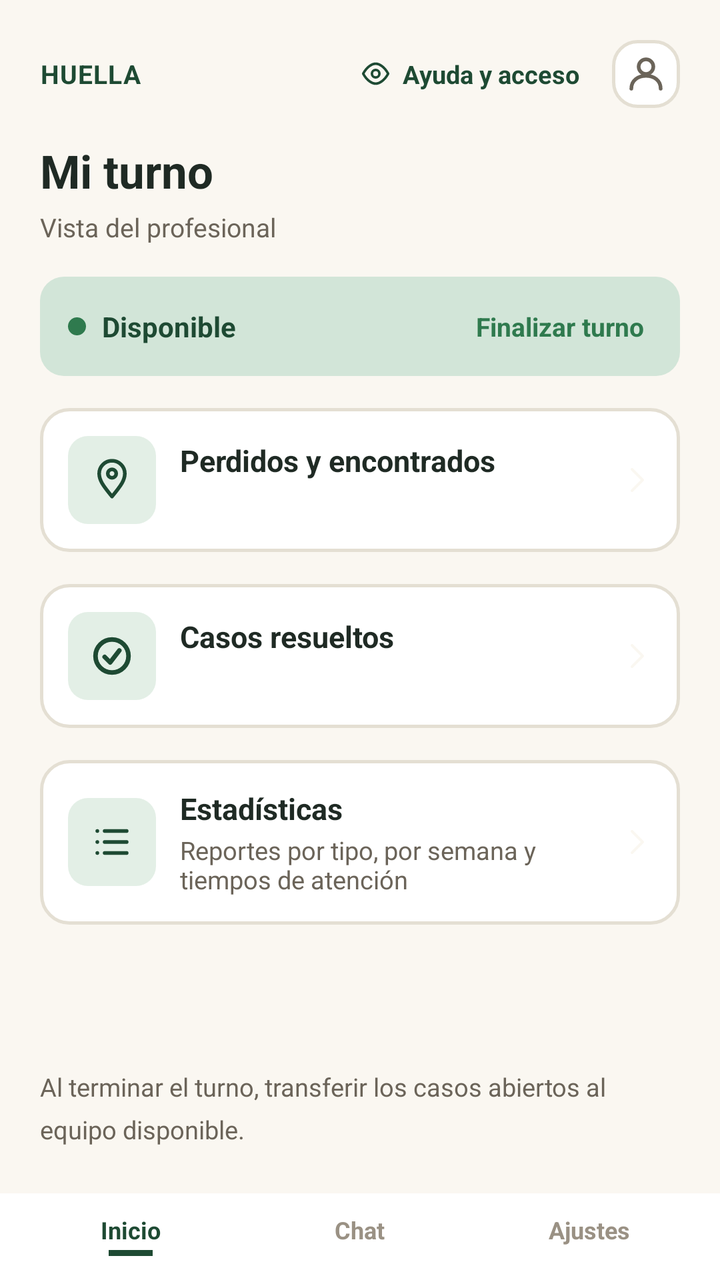
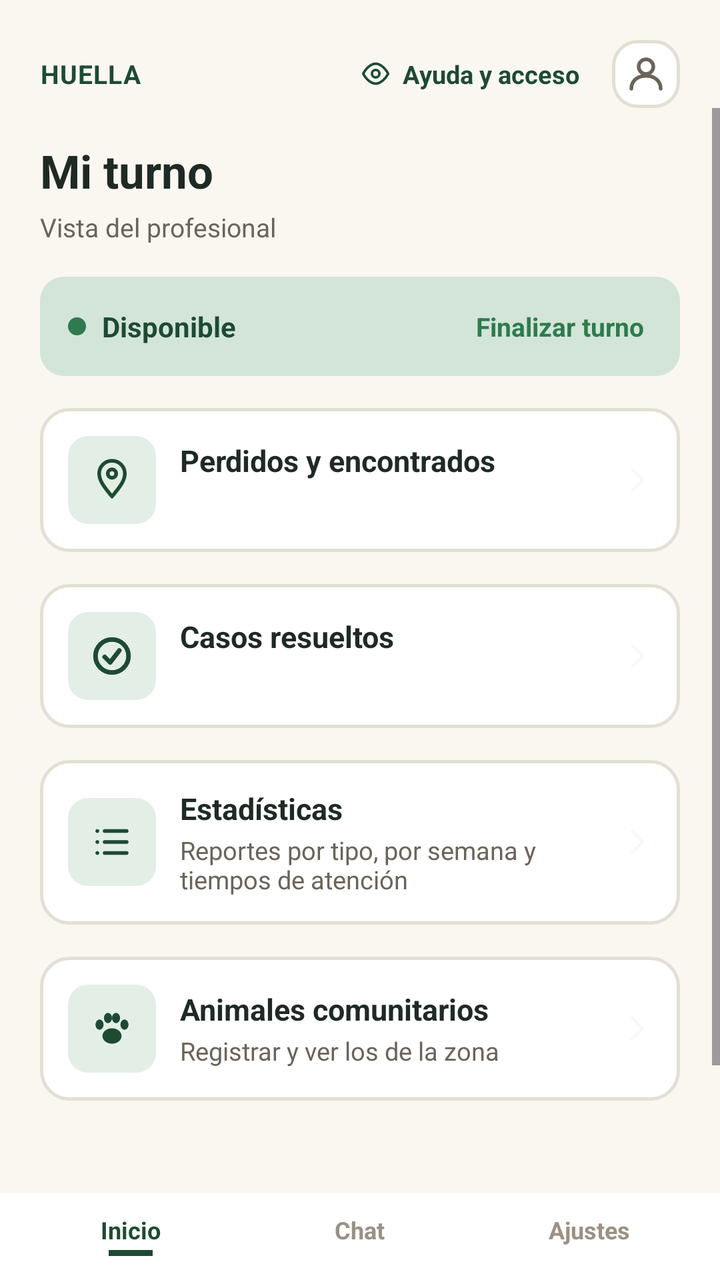

Compare the two renders of this Android layout. The source of the first and the diff that turns it into the second are given below.
<!-- AndroidManifest.xml: application theme Theme.HUELLASEGURA -->
<!-- res/layout/activity_bandeja_profesional.xml -->
<?xml version="1.0" encoding="utf-8"?>
<LinearLayout xmlns:android="http://schemas.android.com/apk/res/android"
    xmlns:app="http://schemas.android.com/apk/res-auto"
    android:id="@+id/root"
    android:layout_width="match_parent"
    android:layout_height="match_parent"
    android:background="@color/surface_background"
    android:orientation="vertical">

    <LinearLayout
        android:layout_width="match_parent"
        android:layout_height="wrap_content"
        android:gravity="center_vertical"
        android:orientation="horizontal"
        android:paddingStart="20dp"
        android:paddingTop="20dp"
        android:paddingEnd="20dp">

        <TextView
            android:layout_width="0dp"
            android:layout_height="wrap_content"
            android:layout_weight="1"
            android:letterSpacing="0.03"
            android:text="@string/report_brand_wordmark"
            android:textColor="@color/brand_dark"
            android:textSize="13sp"
            android:textStyle="bold" />

        <LinearLayout
            android:id="@+id/btnHelpAccess"
            android:layout_width="wrap_content"
            android:layout_height="wrap_content"
            android:layout_marginEnd="10dp"
            android:clickable="true"
            android:focusable="true"
            android:gravity="center_vertical"
            android:orientation="horizontal"
            android:padding="6dp">

            <ImageView
                android:layout_width="15dp"
                android:layout_height="15dp"
                android:contentDescription="@null"
                android:src="@drawable/ic_eye_outline" />

            <TextView
                android:layout_width="wrap_content"
                android:layout_height="wrap_content"
                android:layout_marginStart="6dp"
                android:text="@string/report_help_access"
                android:textColor="@color/brand_dark"
                android:textSize="12.5sp"
                android:textStyle="bold" />
        </LinearLayout>

        <ImageButton
            android:id="@+id/btnProfile"
            android:layout_width="34dp"
            android:layout_height="34dp"
            android:background="@drawable/bg_icon_button"
            android:contentDescription="@string/profile_button"
            android:padding="7dp"
            android:src="@drawable/ic_profile" />
    </LinearLayout>

    <ScrollView
        android:id="@+id/scrollCases"
        android:layout_width="match_parent"
        android:layout_height="0dp"
        android:layout_weight="1"
        android:fillViewport="true">

        <LinearLayout
            android:layout_width="match_parent"
            android:layout_height="wrap_content"
            android:orientation="vertical"
            android:paddingStart="20dp"
            android:paddingTop="16dp"
            android:paddingEnd="20dp"
            android:paddingBottom="8dp">

            <TextView
                android:layout_width="wrap_content"
                android:layout_height="wrap_content"
                android:text="@string/professional_shift_title"
                android:textColor="@color/text_primary"
                android:textSize="23sp"
                android:textStyle="bold" />

            <TextView
                android:layout_width="wrap_content"
                android:layout_height="wrap_content"
                android:layout_marginTop="4dp"
                android:layout_marginBottom="16dp"
                android:text="@string/professional_shift_subtitle"
                android:textColor="@color/text_secondary"
                android:textSize="13sp" />

            <LinearLayout
                android:id="@+id/cardShiftStatus"
                android:layout_width="match_parent"
                android:layout_height="wrap_content"
                android:layout_marginBottom="16dp"
                android:background="@drawable/bg_shift_status"
                android:gravity="center_vertical"
                android:orientation="horizontal"
                android:paddingStart="14dp"
                android:paddingTop="12dp"
                android:paddingEnd="14dp"
                android:paddingBottom="12dp">

                <View
                    android:id="@+id/dotStatus"
                    android:layout_width="9dp"
                    android:layout_height="9dp"
                    android:background="@drawable/shape_dot_active" />

                <TextView
                    android:id="@+id/tvStatus"
                    android:layout_width="0dp"
                    android:layout_height="wrap_content"
                    android:layout_marginStart="8dp"
                    android:layout_weight="1"
                    android:text="@string/professional_status_available"
                    android:textColor="@color/brand_dark"
                    android:textSize="14sp"
                    android:textStyle="bold" />

                <TextView
                    android:id="@+id/tvToggleShift"
                    android:layout_width="wrap_content"
                    android:layout_height="wrap_content"
                    android:background="?attr/selectableItemBackgroundBorderless"
                    android:padding="4dp"
                    android:text="@string/professional_end_shift"
                    android:textColor="@color/accent_green"
                    android:textSize="13sp"
                    android:textStyle="bold" />
            </LinearLayout>

            <LinearLayout
                android:id="@+id/cardPerdidos"
                android:layout_width="match_parent"
                android:layout_height="wrap_content"
                android:layout_marginBottom="16dp"
                android:background="@drawable/bg_card"
                android:clickable="true"
                android:focusable="true"
                android:foreground="?attr/selectableItemBackground"
                android:gravity="center_vertical"
                android:orientation="horizontal"
                android:padding="14dp">

                <FrameLayout
                    android:layout_width="44dp"
                    android:layout_height="44dp"
                    android:background="@drawable/bg_icon_soft">

                    <ImageView
                        android:layout_width="22dp"
                        android:layout_height="22dp"
                        android:layout_gravity="center"
                        android:contentDescription="@null"
                        android:src="@drawable/ic_location_pin" />
                </FrameLayout>

                <LinearLayout
                    android:layout_width="0dp"
                    android:layout_height="wrap_content"
                    android:layout_marginStart="12dp"
                    android:layout_weight="1"
                    android:orientation="vertical">

                    <TextView
                        android:layout_width="wrap_content"
                        android:layout_height="wrap_content"
                        android:text="@string/perdidos_inbox_title"
                        android:textColor="@color/text_primary"
                        android:textSize="15sp"
                        android:textStyle="bold" />

                    <TextView
                        android:id="@+id/tvPerdidosCount"
                        android:layout_width="wrap_content"
                        android:layout_height="wrap_content"
                        android:layout_marginTop="2dp"
                        android:textColor="@color/text_secondary"
                        android:textSize="12.5sp" />
                </LinearLayout>

                <View
                    android:id="@+id/dotPerdidos"
                    android:layout_width="10dp"
                    android:layout_height="10dp"
                    android:background="@drawable/shape_dot_active"
                    android:visibility="invisible" />

                <ImageView
                    android:layout_width="16dp"
                    android:layout_height="16dp"
                    android:layout_marginStart="8dp"
                    android:contentDescription="@null"
                    android:rotation="180"
                    android:src="@drawable/ic_arrow_back" />
            </LinearLayout>

            <LinearLayout
                android:id="@+id/cardResueltos"
                android:layout_width="match_parent"
                android:layout_height="wrap_content"
                android:layout_marginBottom="16dp"
                android:background="@drawable/bg_card"
                android:clickable="true"
                android:focusable="true"
                android:foreground="?attr/selectableItemBackground"
                android:gravity="center_vertical"
                android:orientation="horizontal"
                android:padding="14dp">

                <FrameLayout
                    android:layout_width="44dp"
                    android:layout_height="44dp"
                    android:background="@drawable/bg_icon_soft">

                    <ImageView
                        android:layout_width="22dp"
                        android:layout_height="22dp"
                        android:layout_gravity="center"
                        android:contentDescription="@null"
                        android:src="@drawable/ic_check_circle_dark" />
                </FrameLayout>

                <LinearLayout
                    android:layout_width="0dp"
                    android:layout_height="wrap_content"
                    android:layout_marginStart="12dp"
                    android:layout_weight="1"
                    android:orientation="vertical">

                    <TextView
                        android:layout_width="wrap_content"
                        android:layout_height="wrap_content"
                        android:text="@string/resolved_inbox_title"
                        android:textColor="@color/text_primary"
                        android:textSize="15sp"
                        android:textStyle="bold" />

                    <TextView
                        android:id="@+id/tvResueltosCount"
                        android:layout_width="wrap_content"
                        android:layout_height="wrap_content"
                        android:layout_marginTop="2dp"
                        android:textColor="@color/text_secondary"
                        android:textSize="12.5sp" />
                </LinearLayout>

                <ImageView
                    android:layout_width="16dp"
                    android:layout_height="16dp"
                    android:layout_marginStart="8dp"
                    android:contentDescription="@null"
                    android:rotation="180"
                    android:src="@drawable/ic_arrow_back" />
            </LinearLayout>

            <LinearLayout
                android:id="@+id/cardEstadisticas"
                android:layout_width="match_parent"
                android:layout_height="wrap_content"
                android:layout_marginBottom="16dp"
                android:background="@drawable/bg_card"
                android:clickable="true"
                android:focusable="true"
                android:foreground="?attr/selectableItemBackground"
                android:gravity="center_vertical"
                android:orientation="horizontal"
                android:padding="14dp">

                <FrameLayout
                    android:layout_width="44dp"
                    android:layout_height="44dp"
                    android:background="@drawable/bg_icon_soft">

                    <ImageView
                        android:layout_width="22dp"
                        android:layout_height="22dp"
                        android:layout_gravity="center"
                        android:contentDescription="@null"
                        android:src="@drawable/ic_list_reports" />
                </FrameLayout>

                <LinearLayout
                    android:layout_width="0dp"
                    android:layout_height="wrap_content"
                    android:layout_marginStart="12dp"
                    android:layout_weight="1"
                    android:orientation="vertical">

                    <TextView
                        android:layout_width="wrap_content"
                        android:layout_height="wrap_content"
                        android:text="@string/stats_inbox_title"
                        android:textColor="@color/text_primary"
                        android:textSize="15sp"
                        android:textStyle="bold" />

                    <TextView
                        android:layout_width="wrap_content"
                        android:layout_height="wrap_content"
                        android:layout_marginTop="2dp"
                        android:text="@string/stats_inbox_subtitle"
                        android:textColor="@color/text_secondary"
                        android:textSize="12.5sp" />
                </LinearLayout>

                <ImageView
                    android:layout_width="16dp"
                    android:layout_height="16dp"
                    android:layout_marginStart="8dp"
                    android:contentDescription="@null"
                    android:rotation="180"
                    android:src="@drawable/ic_arrow_back" />
            </LinearLayout>

            <LinearLayout
                android:layout_width="match_parent"
                android:layout_height="wrap_content"
                android:layout_marginBottom="16dp"
                android:orientation="horizontal">

                <TextView
                    android:id="@+id/tvCountPending"
                    android:layout_width="wrap_content"
                    android:layout_height="wrap_content"
                    android:layout_marginEnd="18dp"
                    android:textColor="@color/text_primary"
                    android:textSize="15sp"
                    android:textStyle="bold" />

                <TextView
                    android:id="@+id/tvCountAttending"
                    android:layout_width="wrap_content"
                    android:layout_height="wrap_content"
                    android:textColor="@color/text_primary"
                    android:textSize="15sp"
                    android:textStyle="bold" />
            </LinearLayout>

            <include
                android:id="@+id/speciesFilter"
                layout="@layout/view_species_filter"
                android:layout_width="match_parent"
                android:layout_height="wrap_content"
                android:layout_marginBottom="12dp" />

            <LinearLayout
                android:id="@+id/casesContainer"
                android:layout_width="match_parent"
                android:layout_height="wrap_content"
                android:layout_marginBottom="8dp"
                android:orientation="vertical" />

            <TextView
                android:layout_width="match_parent"
                android:layout_height="wrap_content"
                android:lineSpacingMultiplier="1.4"
                android:text="@string/professional_footer_note"
                android:textColor="@color/text_secondary"
                android:textSize="12.5sp" />
        </LinearLayout>
    </ScrollView>

    <LinearLayout
        android:layout_width="match_parent"
        android:layout_height="wrap_content"
        android:background="@android:color/white"
        android:orientation="horizontal"
        android:paddingStart="8dp"
        android:paddingTop="10dp"
        android:paddingEnd="8dp"
        android:paddingBottom="12dp">

        <LinearLayout
            android:id="@+id/tabInicio"
            android:layout_width="0dp"
            android:layout_height="wrap_content"
            android:layout_weight="1"
            android:gravity="center"
            android:orientation="vertical">

            <TextView
                android:layout_width="wrap_content"
                android:layout_height="wrap_content"
                android:text="@string/nav_home"
                android:textColor="@color/brand_dark"
                android:textSize="12sp"
                android:textStyle="bold" />

            <View
                android:layout_width="22dp"
                android:layout_height="3dp"
                android:layout_marginTop="2dp"
                android:background="@color/brand_dark" />
        </LinearLayout>


        <LinearLayout
            android:id="@+id/tabChat"
            android:layout_width="0dp"
            android:layout_height="wrap_content"
            android:layout_weight="1"
            android:gravity="center"
            android:orientation="vertical">

            <TextView
                android:layout_width="wrap_content"
                android:layout_height="wrap_content"
                android:text="@string/nav_chat"
                android:textColor="@color/field_placeholder"
                android:textSize="12sp"
                android:textStyle="bold" />

            <View
                android:layout_width="22dp"
                android:layout_height="3dp"
                android:layout_marginTop="2dp"
                android:background="@android:color/transparent" />
        </LinearLayout>

        <LinearLayout
            android:id="@+id/tabAjustes"
            android:layout_width="0dp"
            android:layout_height="wrap_content"
            android:layout_weight="1"
            android:gravity="center"
            android:orientation="vertical">

            <TextView
                android:layout_width="wrap_content"
                android:layout_height="wrap_content"
                android:text="@string/professional_nav_settings"
                android:textColor="@color/field_placeholder"
                android:textSize="12sp"
                android:textStyle="bold" />

            <View
                android:layout_width="22dp"
                android:layout_height="3dp"
                android:layout_marginTop="2dp"
                android:background="@android:color/transparent" />
        </LinearLayout>
    </LinearLayout>
</LinearLayout>
<!-- res/layout/view_species_filter.xml (included above) -->
<?xml version="1.0" encoding="utf-8"?>
<HorizontalScrollView xmlns:android="http://schemas.android.com/apk/res/android"
    xmlns:app="http://schemas.android.com/apk/res-auto"
    android:layout_width="match_parent"
    android:layout_height="wrap_content"
    android:clipToPadding="false"
    android:scrollbars="none">

    <com.google.android.material.chip.ChipGroup
        android:id="@+id/chipGroupSpecies"
        android:layout_width="wrap_content"
        android:layout_height="wrap_content"
        app:selectionRequired="true"
        app:singleLine="true"
        app:singleSelection="true" />
</HorizontalScrollView>
<!-- resources referenced by this layout -->
<resources>
  <color name="accent_green">@color/splash_icon_background</color>
  <color name="brand_dark">@color/splash_background</color>
  <color name="field_placeholder">#9A9184</color>
  <color name="surface_background">@color/splash_text_primary</color>
  <color name="text_primary">#1F2A24</color>
  <color name="text_secondary">#6B6459</color>
  <!-- drawable bg_icon_soft (drawable) -->
  <?xml version="1.0" encoding="utf-8"?>
  <shape xmlns:android="http://schemas.android.com/apk/res/android"
      android:shape="rectangle">
      <solid android:color="@color/accent_soft" />
      <corners android:radius="10dp" />
  </shape>
  <!-- drawable bg_shift_status (drawable) -->
  <?xml version="1.0" encoding="utf-8"?>
  <shape xmlns:android="http://schemas.android.com/apk/res/android"
      android:shape="rectangle">
      <solid android:color="@color/map_placeholder_bg" />
      <corners android:radius="12dp" />
  </shape>
  <!-- drawable shape_dot_active (drawable) -->
  <?xml version="1.0" encoding="utf-8"?>
  <shape xmlns:android="http://schemas.android.com/apk/res/android"
      android:shape="oval">
      <solid android:color="@color/splash_icon_background" />
  </shape>
  <string name="nav_chat">Chat</string>
  <string name="nav_home">Inicio</string>
  <string name="perdidos_inbox_title">Perdidos y encontrados</string>
  <string name="professional_end_shift">Finalizar turno</string>
  <string name="professional_footer_note">Al terminar el turno, transferir los casos abiertos al equipo disponible.</string>
  <string name="professional_nav_settings">Ajustes</string>
  <string name="professional_shift_subtitle">Vista del profesional</string>
  <string name="professional_shift_title">Mi turno</string>
  <string name="professional_status_available">Disponible</string>
  <string name="profile_button">Perfil</string>
  <string name="report_brand_wordmark">HUELLA</string>
  <string name="report_help_access">Ayuda y acceso</string>
  <string name="resolved_inbox_title">Casos resueltos</string>
  <string name="stats_inbox_subtitle">Reportes por tipo, por semana y tiempos de atención</string>
  <string name="stats_inbox_title">Estadísticas</string>
  <style name="Theme.HUELLASEGURA" parent="Base.Theme.HUELLASEGURA" />
  <color name="splash_icon_background">#2F7A4E</color>
  <color name="splash_background">#1E4A33</color>
  <color name="splash_text_primary">#FAF7F1</color>
  <color name="field_border">#E4DFD3</color>
  <color name="accent_soft">#E3EFE6</color>
  <color name="map_placeholder_bg">#D2E5D8</color>
  <!-- unchanged entries left out for length: 9 -->
</resources>

<!-- the commit's change to res/layout/activity_bandeja_profesional.xml (unified diff, before → after) -->
@@ -309,6 +309,65 @@
                         android:layout_height="wrap_content"
                         android:layout_marginTop="2dp"
                         android:text="@string/stats_inbox_subtitle"
+                        android:textColor="@color/text_secondary"
+                        android:textSize="12.5sp" />
+                </LinearLayout>
+
+                <ImageView
+                    android:layout_width="16dp"
+                    android:layout_height="16dp"
+                    android:layout_marginStart="8dp"
+                    android:contentDescription="@null"
+                    android:rotation="180"
+                    android:src="@drawable/ic_arrow_back" />
+            </LinearLayout>
+
+            <LinearLayout
+                android:id="@+id/cardComunitarios"
+                android:layout_width="match_parent"
+                android:layout_height="wrap_content"
+                android:layout_marginBottom="16dp"
+                android:background="@drawable/bg_card"
+                android:clickable="true"
+                android:focusable="true"
+                android:foreground="?attr/selectableItemBackground"
+                android:gravity="center_vertical"
+                android:orientation="horizontal"
+                android:padding="14dp">
+
+                <FrameLayout
+                    android:layout_width="44dp"
+                    android:layout_height="44dp"
+                    android:background="@drawable/bg_icon_soft">
+
+                    <ImageView
+                        android:layout_width="22dp"
+                        android:layout_height="22dp"
+                        android:layout_gravity="center"
+                        android:contentDescription="@null"
+                        android:src="@drawable/ic_paw" />
+                </FrameLayout>
+
+                <LinearLayout
+                    android:layout_width="0dp"
+                    android:layout_height="wrap_content"
+                    android:layout_marginStart="12dp"
+                    android:layout_weight="1"
+                    android:orientation="vertical">
+
+                    <TextView
+                        android:layout_width="wrap_content"
+                        android:layout_height="wrap_content"
+                        android:text="@string/comunitarios_card_staff_title"
+                        android:textColor="@color/text_primary"
+                        android:textSize="15sp"
+                        android:textStyle="bold" />
+
+                    <TextView
+                        android:layout_width="wrap_content"
+                        android:layout_height="wrap_content"
+                        android:layout_marginTop="2dp"
+                        android:text="@string/comunitarios_card_staff_subtitle"
                         android:textColor="@color/text_secondary"
                         android:textSize="12.5sp" />
                 </LinearLayout>
<!-- resource entries referenced after the edit -->
@@ -20,12 +20,37 @@
       <solid android:color="@color/map_placeholder_bg" />
       <corners android:radius="12dp" />
   </shape>
+  <!-- drawable ic_paw (drawable) -->
+  <?xml version="1.0" encoding="utf-8"?>
+  <vector xmlns:android="http://schemas.android.com/apk/res/android"
+      android:width="56dp"
+      android:height="56dp"
+      android:viewportWidth="24"
+      android:viewportHeight="24">
+      <path
+          android:fillColor="@color/brand_dark"
+          android:pathData="M6.8,16 A5.2,4.2 0 1 0 17.2,16 A5.2,4.2 0 1 0 6.8,16 Z" />
+      <path
+          android:fillColor="@color/brand_dark"
+          android:pathData="M3.0,9.8 A2.2,2.8 0 1 0 7.4,9.8 A2.2,2.8 0 1 0 3.0,9.8 Z" />
+      <path
+          android:fillColor="@color/brand_dark"
+          android:pathData="M7.6,6.2 A2.2,2.8 0 1 0 12.0,6.2 A2.2,2.8 0 1 0 7.6,6.2 Z" />
+      <path
+          android:fillColor="@color/brand_dark"
+          android:pathData="M12.0,6.2 A2.2,2.8 0 1 0 16.4,6.2 A2.2,2.8 0 1 0 12.0,6.2 Z" />
+      <path
+          android:fillColor="@color/brand_dark"
+          android:pathData="M16.6,9.8 A2.2,2.8 0 1 0 21.0,9.8 A2.2,2.8 0 1 0 16.6,9.8 Z" />
+  </vector>
   <!-- drawable shape_dot_active (drawable) -->
   <?xml version="1.0" encoding="utf-8"?>
   <shape xmlns:android="http://schemas.android.com/apk/res/android"
       android:shape="oval">
       <solid android:color="@color/splash_icon_background" />
   </shape>
+  <string name="comunitarios_card_staff_subtitle">Registrar y ver los de la zona</string>
+  <string name="comunitarios_card_staff_title">Animales comunitarios</string>
   <string name="nav_chat">Chat</string>
   <string name="nav_home">Inicio</string>
   <string name="perdidos_inbox_title">Perdidos y encontrados</string>
